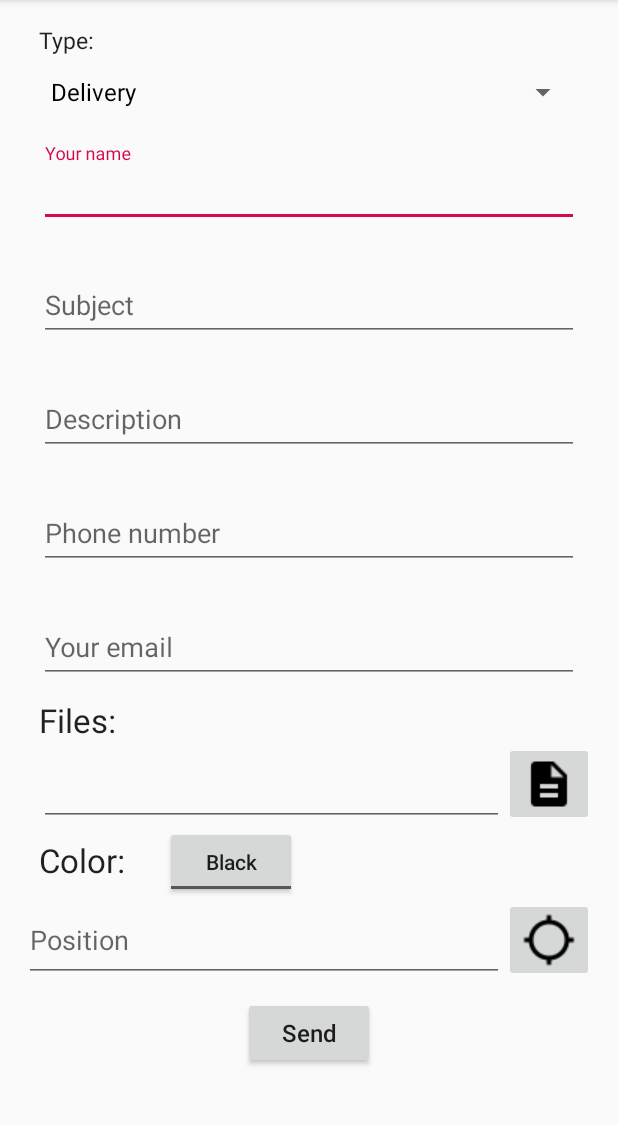
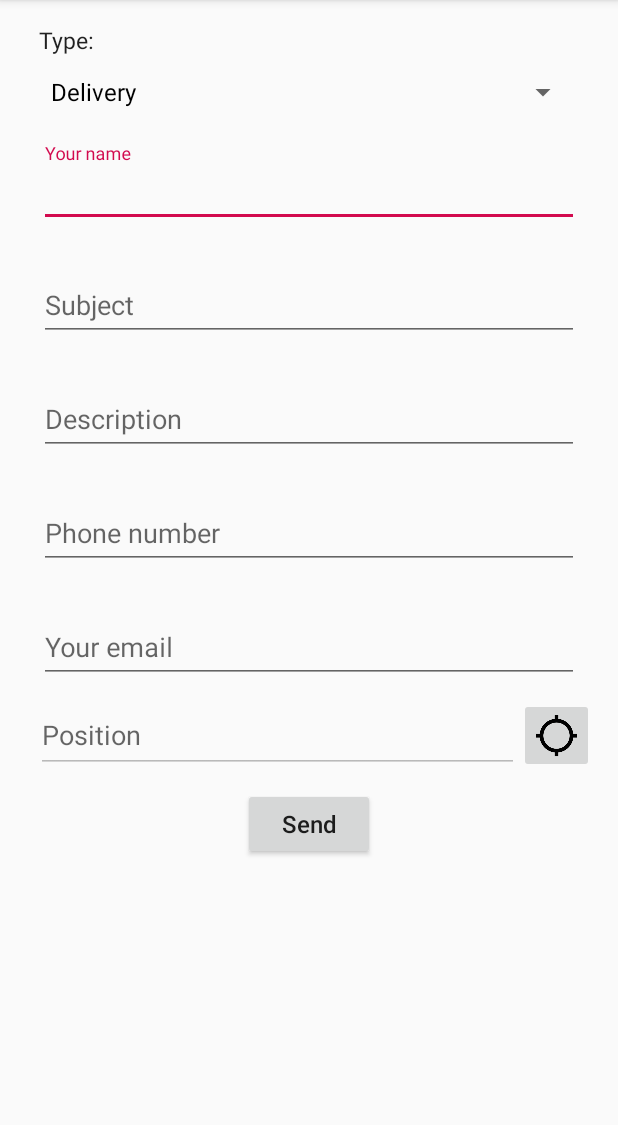
Before and after one commit to thenracker/cityuhelper, an Android app: the NewItemActivity screen opened directly, with no data from a screen before it, on a phone screen of 412 x 824 dp, the part 84-1209 px from its top. Run offline under Robolectric (Android 15) with nearby library versions, the phone set to English and light mode, and no system bars.

Commit message:
Now were able to add new item to the program.. only remains to select location and save this item to the phone memory

```diff
--- a/app/src/main/java/cz/uhk/cityuhelper/NewItemActivity.java
+++ b/app/src/main/java/cz/uhk/cityuhelper/NewItemActivity.java
@@ -4,24 +4,65 @@ import android.os.Bundle;
 import android.support.v7.app.AppCompatActivity;
 import android.view.MenuItem;
 import android.view.View;
+import android.widget.AdapterView;
 import android.widget.ArrayAdapter;
 import android.widget.EditText;
+import android.widget.LinearLayout;
 import android.widget.Spinner;
 import android.widget.Toast;
 
+import cz.uhk.cityuhelper.model.Author;
 import cz.uhk.cityuhelper.model.Item;
 
 public class NewItemActivity extends AppCompatActivity {
 
     private EditText editName, editSubject, editDescription, editPhone, editEmail;
+    private LinearLayout layoutLocation, layoutFile, layoutColorOrBlackPrint;
 
     @Override
     protected void onCreate(Bundle savedInstanceState) {
         super.onCreate(savedInstanceState);
         setContentView(R.layout.activity_new_item);
 
-        Spinner mySpinner = (Spinner) findViewById(R.id.spinner);
+        final Spinner mySpinner = (Spinner) findViewById(R.id.spinner);
         mySpinner.setAdapter(new ArrayAdapter<Item.Type>(this, android.R.layout.simple_spinner_dropdown_item, Item.Type.values()));
+
+        layoutColorOrBlackPrint = (LinearLayout)findViewById(R.id.layoutColorOrBlackPrint);
+        layoutFile = (LinearLayout)findViewById(R.id.layoutAttachFile);
+        layoutLocation = (LinearLayout)findViewById(R.id.layoutPosition);
+
+        AdapterView.OnItemSelectedListener oisl = new AdapterView.OnItemSelectedListener() {
+            @Override
+            public void onItemSelected(AdapterView<?> adapterView, View view, int i, long l) {
+                if((Item.Type)adapterView.getSelectedItem() == Item.Type.DELIVER
+                        || (Item.Type)adapterView.getSelectedItem() == Item.Type.FOOD){
+                    layoutLocation.setVisibility(View.VISIBLE);
+                    layoutFile.setVisibility(View.GONE);
+                    layoutColorOrBlackPrint.setVisibility(View.GONE);
+
+                }else if((Item.Type)adapterView.getSelectedItem() == Item.Type.PRINT
+                        || (Item.Type)adapterView.getSelectedItem() == Item.Type.QUESTION){
+                    layoutLocation.setVisibility(View.GONE);
+                    layoutFile.setVisibility(View.VISIBLE);
+                    if((Item.Type)adapterView.getSelectedItem() == Item.Type.PRINT){
+                        layoutColorOrBlackPrint.setVisibility(View.VISIBLE);
+                    }else{
+                        layoutColorOrBlackPrint.setVisibility(View.GONE);
+                    }
+
+                }else{ //IT IS A NEED
+                    layoutLocation.setVisibility(View.GONE);
+                    layoutFile.setVisibility(View.VISIBLE);
+                    layoutColorOrBlackPrint.setVisibility(View.GONE);
+                }
+            }
+
+            @Override
+            public void onNothingSelected(AdapterView<?> adapterView) {
+                //HOPE IT WONT HAPPEN :(
+            }
+        };
+        mySpinner.setOnItemSelectedListener(oisl); //setting the listener
 
         editName = (EditText)findViewById(R.id.editNameSurname);
         editSubject = (EditText)findViewById(R.id.editSubject);
@@ -33,6 +74,16 @@ public class NewItemActivity extends AppCompatActivity {
             @Override
             public void onClick(View view) {
                 //TODO SAVE IT
+
+                //saveIt();
+                Item newItem = new Item((Item.Type)mySpinner.getSelectedItem(),
+                        editSubject.getText().toString().trim(),
+                        editDescription.getText().toString().trim(),
+                        new Author(editName.getText().toString().trim(),
+                                editEmail.getText().toString().trim(),
+                                editPhone.getText().toString().trim()),
+                                null); //TODO add LATLNG
+
                 Toast.makeText(getApplicationContext(), "I'm saving your task..", Toast.LENGTH_SHORT).show();
                 finish();
             }
--- a/app/src/main/res/layout/activity_new_item.xml
+++ b/app/src/main/res/layout/activity_new_item.xml
@@ -115,40 +115,38 @@
 
             </android.support.design.widget.TextInputLayout>
 
-            <TextView
-                android:layout_width="wrap_content"
-                android:layout_height="wrap_content"
-                android:textAppearance="?android:attr/textAppearanceLarge"
-                android:text="Files:"
-                android:id="@+id/FileTextView"
-                android:layout_marginLeft="10dp" />
-
             <LinearLayout
                 android:orientation="horizontal"
                 android:layout_width="match_parent"
                 android:layout_height="match_parent"
-                android:baselineAligned="false">
+                android:baselineAligned="false"
+                android:id="@+id/layoutAttachFile">
 
                 <EditText
                     android:layout_width="0dp"
                     android:layout_height="match_parent"
                     android:layout_weight="1"
-                    android:editable="false"
+                    android:clickable="false"
+                    android:enabled="false"
+                    android:hint="File"
                     android:id="@+id/editFilePath"
-                    android:layout_marginLeft="10dp" />
+                    android:layout_marginLeft="8dp" />
 
                 <ImageButton
-                    android:layout_width="wrap_content"
-                    android:layout_height="wrap_content"
+                    android:layout_width="50dp"
+                    android:layout_height="50dp"
                     android:id="@+id/imageButton"
-                    android:src="@drawable/openfile" />
+                    android:src="@drawable/ic_attach_file_black_48dp"
+                    android:adjustViewBounds="true"
+                    android:scaleType="centerCrop"/>
 
             </LinearLayout>
 
             <LinearLayout
                 android:orientation="horizontal"
                 android:layout_width="match_parent"
-                android:layout_height="match_parent">
+                android:layout_height="match_parent"
+                android:id="@+id/layoutColorOrBlackPrint">
 
                 <TextView
                     android:layout_width="wrap_content"
@@ -158,14 +156,16 @@
                     android:paddingTop="8dp"
                     android:layout_gravity="bottom"
                     android:id="@+id/ColorTextView"
-                    android:layout_marginLeft="10dp" />
+                    android:layout_marginLeft="10dp"
+                    android:textSize="15dp"
+                    android:gravity="center_vertical" />
 
                 <ToggleButton
                     android:layout_width="wrap_content"
                     android:layout_height="wrap_content"
                     android:text="New ToggleButton"
                     android:layout_marginLeft="16dp"
-                    android:id="@+id/colorToggleButton"
+                    android:id="@+id/btnColorBlackToggle"
                     android:textOn="Colorful"
                     android:textAllCaps="false"
                     android:textOff="Black" />
@@ -175,7 +175,8 @@
             <LinearLayout
                 android:orientation="horizontal"
                 android:layout_width="match_parent"
-                android:layout_height="match_parent">
+                android:layout_height="match_parent"
+                android:id="@+id/layoutPosition">
 
                 <EditText
                     android:layout_width="0dp"
@@ -183,13 +184,18 @@
                     android:layout_height="match_parent"
                     android:inputType="textMultiLine"
                     android:hint="Position"
+                    android:layout_marginLeft="8dp"
+                    android:clickable="false"
+                    android:enabled="false"
                     android:id="@+id/PositionEditView" />
 
                 <ImageButton
-                    android:layout_width="wrap_content"
-                    android:layout_height="wrap_content"
+                    android:layout_width="50dp"
+                    android:layout_height="50dp"
                     android:id="@+id/imageButton2"
-                    android:src="@drawable/locationsearching"/>
+                    android:src="@drawable/ic_location_searching_black_48dp"
+                    android:scaleType="centerCrop"/>
+
             </LinearLayout>
 
             <Button
@@ -206,8 +212,6 @@
 
         </LinearLayout>
 
-
-
 </LinearLayout>
 
 </ScrollView>
```
Also changed, not shown: app/src/main/java/cz/uhk/cityuhelper/FakeDataBuilder.java (+23 -23 lines), app/src/main/java/cz/uhk/cityuhelper/model/Author.java (+7 -10 lines), app/src/main/java/cz/uhk/cityuhelper/model/Item.java (+5 -2 lines), app/src/main/res/drawable/ic_attach_file_black_48dp.png (added), app/src/main/res/drawable/ic_location_searching_black_48dp.png (added), app/src/main/res/drawable/img.PNG (deleted), app/src/main/res/drawable/locationsearching.png (deleted), app/src/main/res/drawable/openfile.png (deleted).
